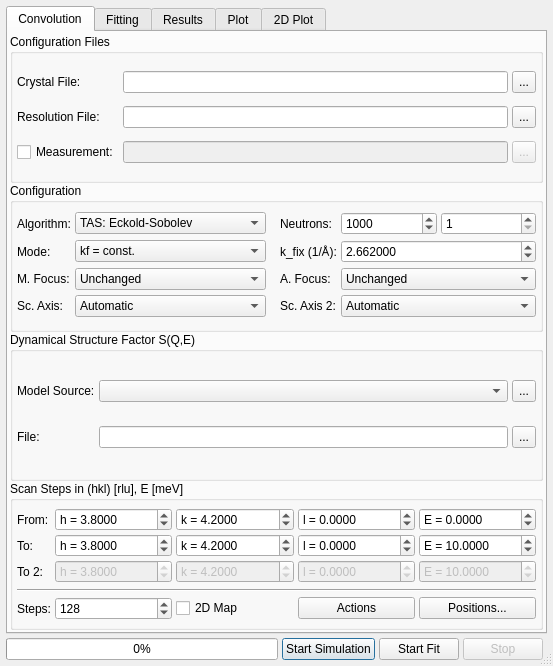
Above: ui/monteconvo.ui from tweber-ill/ill_mirror-takin2-core before the change. Below: the same form after it.
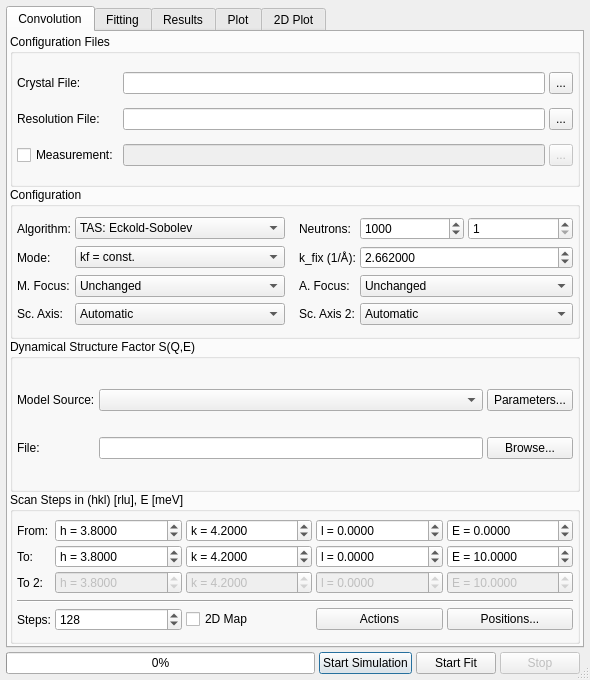
That is the form after the change. Custom widgets are drawn as their Qt base class.

Commit message: convo: renamed parameters dialog button, since nobody ever finds it...

The edit to the form file:
```diff
--- a/ui/monteconvo.ui
+++ b/ui/monteconvo.ui
@@ -6,8 +6,8 @@
    <rect>
     <x>0</x>
     <y>0</y>
-    <width>553</width>
-    <height>666</height>
+    <width>590</width>
+    <height>680</height>
    </rect>
   </property>
   <property name="windowTitle">
@@ -485,7 +485,7 @@
           <item row="1" column="2">
            <widget class="QToolButton" name="btnBrowseSqw">
             <property name="sizePolicy">
-             <sizepolicy hsizetype="Fixed" vsizetype="Minimum">
+             <sizepolicy hsizetype="Minimum" vsizetype="Minimum">
               <horstretch>0</horstretch>
               <verstretch>0</verstretch>
              </sizepolicy>
@@ -494,7 +494,7 @@
              <string>Browse for S(q,w) files.</string>
             </property>
             <property name="text">
-             <string>...</string>
+             <string>Browse...</string>
             </property>
            </widget>
           </item>
@@ -510,7 +510,7 @@
              <string>S(q,w) model parameters.</string>
             </property>
             <property name="text">
-             <string>...</string>
+             <string>Parameters...</string>
             </property>
            </widget>
           </item>
```
Left out of the diff: 187 changed lines with no effect on the pictures. The commit also changes 1 other file.
